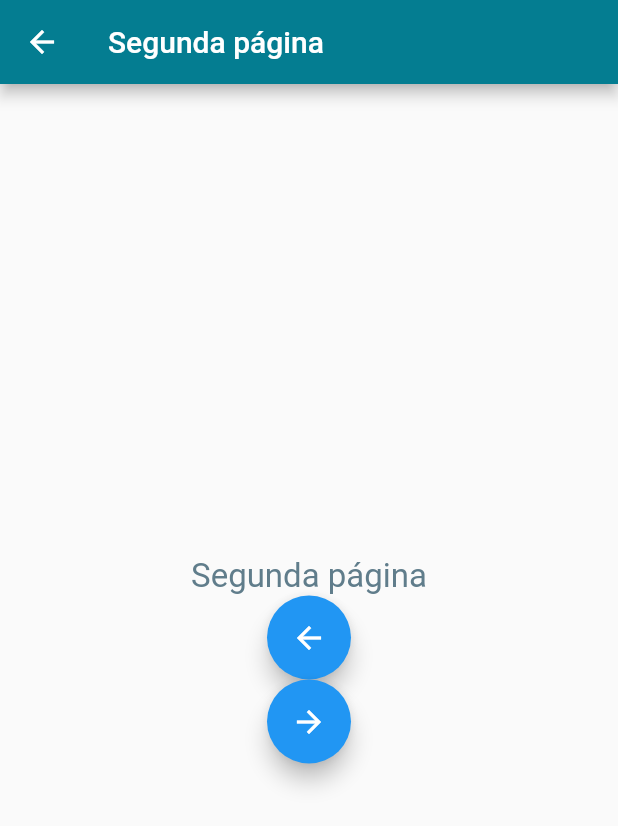
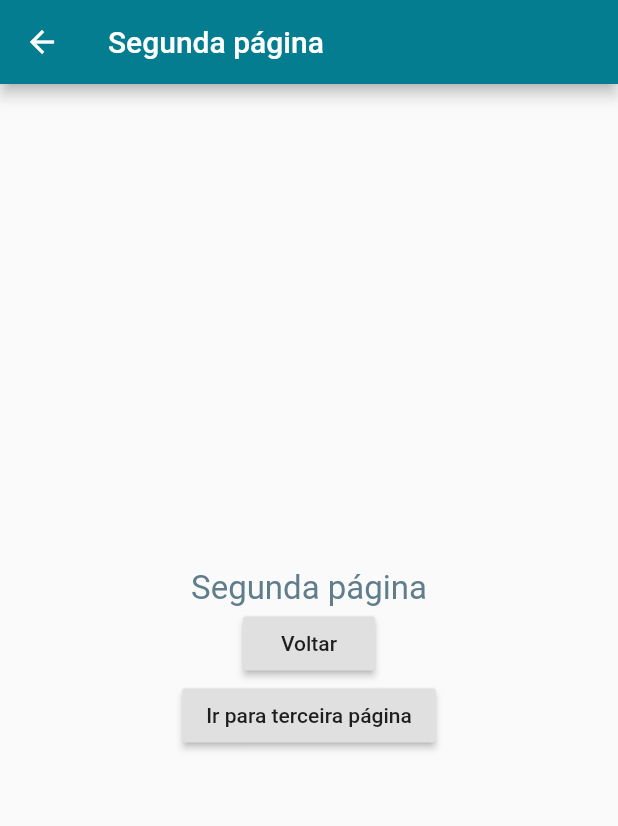
Before and after one commit to luestevam/navegacao_luciana, a Flutter app: the SecondPage screen opened directly, on a phone screen of 412 x 824 dp. Shown: the top 826 px of the screen. Run offline on Flutter 3.47's test engine with Material 2 defaults, Android fonts, the light colour scheme and no system bars; our stand-ins replace google_fonts.

Commit message:
Ajustando as páginas

```diff
--- a/lib/screens/second_page.dart
+++ b/lib/screens/second_page.dart
@@ -18,15 +18,16 @@ class SecondPage extends StatelessWidget {
                   fontSize: 22,
                   color: Colors.blueGrey),
             ),
-            FloatingActionButton(
-              child: Icon(Icons.arrow_back),
+            RaisedButton(
+              child: Text("Voltar"),
               onPressed: () {
                 Navigator.pop(context);
               },
             ),
-            FloatingActionButton(
-              child: Icon(Icons.arrow_forward),
-              onPressed: () {
+
+            RaisedButton(
+              child: Text("Ir para terceira página"),
+                onPressed: () {
                 Navigator.push(
                     context,
                     MaterialPageRoute(
--- a/lib/screens/third_page.dart
+++ b/lib/screens/third_page.dart
@@ -19,7 +19,7 @@ class _ThirdPageState extends State<ThirdPage> {
     await showDialog(
       context: context,
       builder: (context) => AlertDialog(
-        title: Text('Voltar para pagina inicial?'),
+        title: Text('Voltar?'),
 
         actions: [
           ElevatedButton(
```
Also changed, not shown: lib/screens/first_page.dart (+40 -13 lines).
